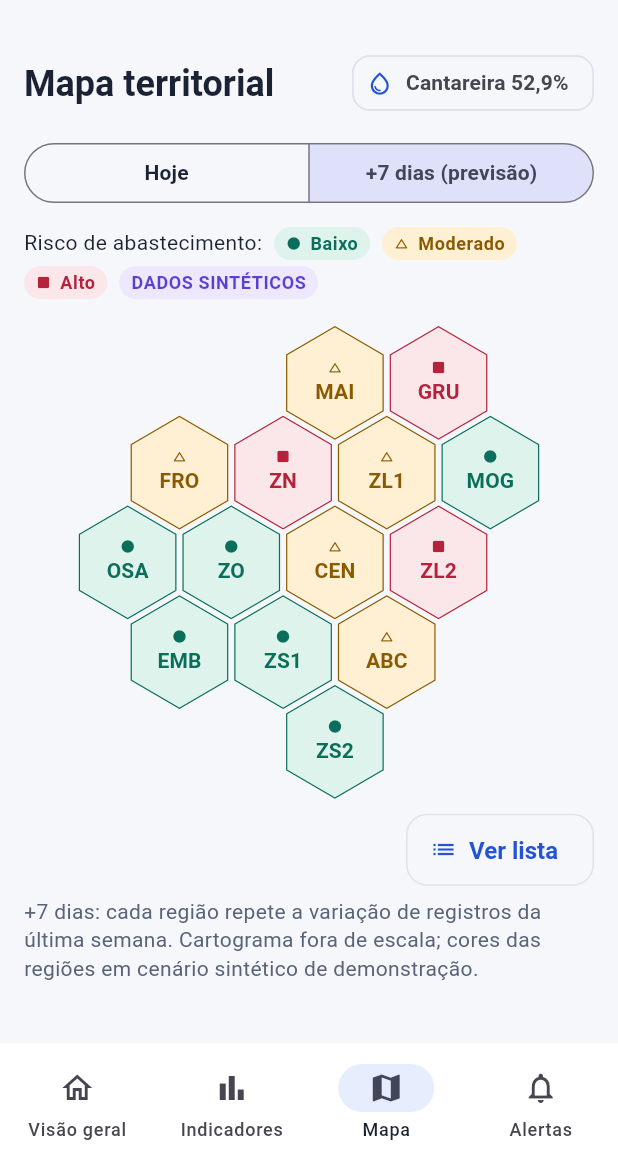
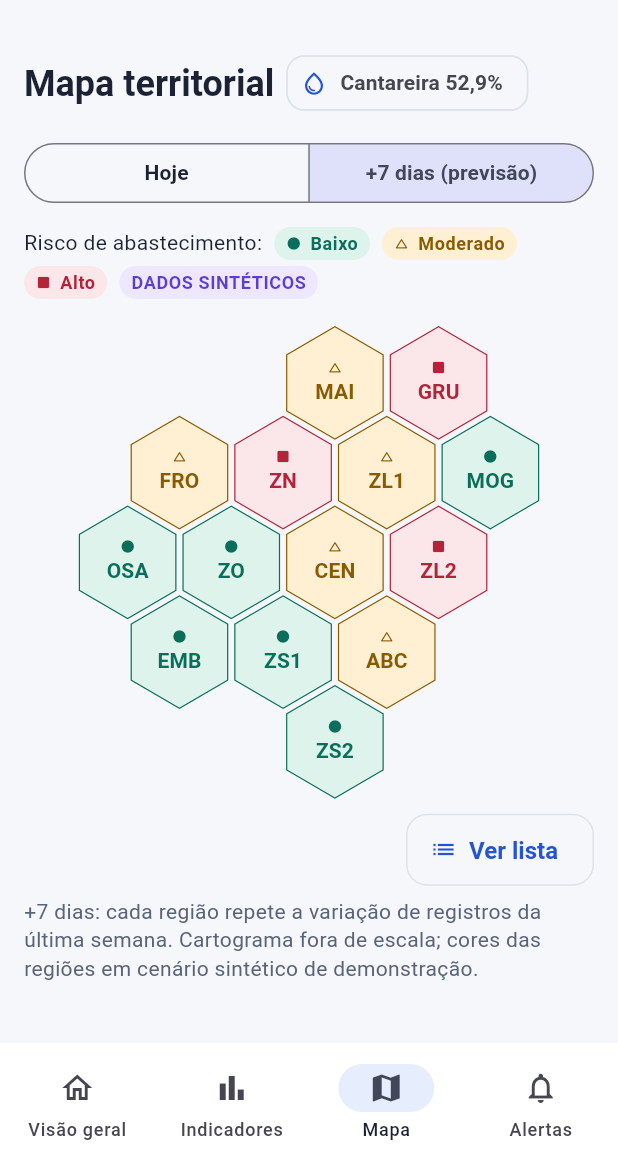
Before and after one commit to JoaoVictorAAbreu-Dev/gs-2026-cpad, a Flutter app: the MapScreen screen opened by its route, after a tap on "+7 dias (previsão)", on a phone screen of 412 x 824 dp, the part 73-1236 px from its top. Run offline on Flutter 3.47's test engine with Material 3 defaults, Android fonts, the phone set to English and light mode, and no system bars; our stand-ins replace dio, flutter_riverpod, go_router, shared_preferences; accounts and stored records are empty.

Commit message:
fix(a11y): no overflow with 200% text on 360 px (chart legend, alerts and map headers)
Claude-Session: https://claude.ai/code/session_015kK1Krvoco6iizem2W6abY

```diff
--- a/lib/features/alerts/presentation/alerts_screen.dart
+++ b/lib/features/alerts/presentation/alerts_screen.dart
@@ -24,10 +24,12 @@ class AlertsScreen extends ConsumerWidget {
         child: ListView(
           padding: const EdgeInsets.all(PulsoSpacing.screen),
           children: [
-            Row(
-              crossAxisAlignment: CrossAxisAlignment.end,
+            // Wrap: com fonte grande o subtítulo desce para a linha de baixo em vez de estourar.
+            Wrap(
+              crossAxisAlignment: WrapCrossAlignment.end,
+              spacing: PulsoSpacing.md,
               children: [
-                Expanded(child: Text('Alertas', style: text.headlineMedium)),
+                Semantics(header: true, child: Text('Alertas', style: text.headlineMedium)),
                 Text('Por gravidade e prazo', style: text.bodyMedium?.copyWith(color: context.pulso.muted)),
               ],
             ),
--- a/lib/features/map/map_screen.dart
+++ b/lib/features/map/map_screen.dart
@@ -48,9 +48,12 @@ class _MapScreenState extends ConsumerState<MapScreen> {
           return ListView(
             padding: const EdgeInsets.all(PulsoSpacing.screen),
             children: [
-              Row(
+              Wrap(
+                spacing: PulsoSpacing.sm,
+                runSpacing: PulsoSpacing.xs,
+                crossAxisAlignment: WrapCrossAlignment.center,
                 children: [
-                  Expanded(child: Semantics(header: true, child: Text('Mapa territorial', style: text.headlineMedium))),
+                  Semantics(header: true, child: Text('Mapa territorial', style: text.headlineMedium)),
                   if (reservoir != null)
                     Chip(
                       avatar: const Icon(Icons.water_drop_outlined, size: 18),
--- a/lib/shared/widgets/reservoir_chart.dart
+++ b/lib/shared/widgets/reservoir_chart.dart
@@ -127,7 +127,7 @@ class _Legend extends StatelessWidget {
         children: [
           Container(width: box ? 12 : 16, height: box ? 12 : 3, color: color),
           const SizedBox(width: 6),
-          Text(label, style: Theme.of(context).textTheme.bodyMedium),
+          Flexible(child: Text(label, style: Theme.of(context).textTheme.bodyMedium)),
         ],
       );
 }
```
Also changed, not shown: 1 other file.
